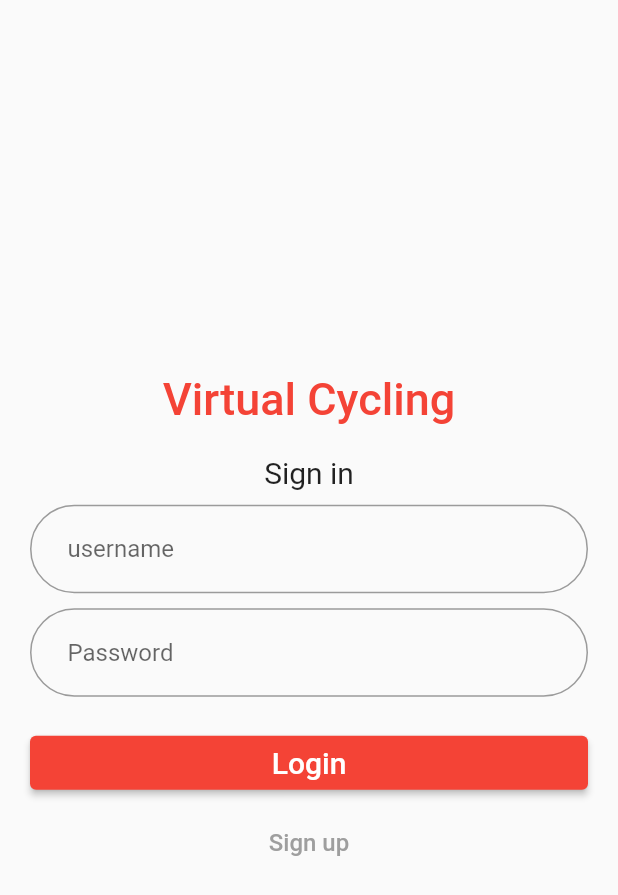
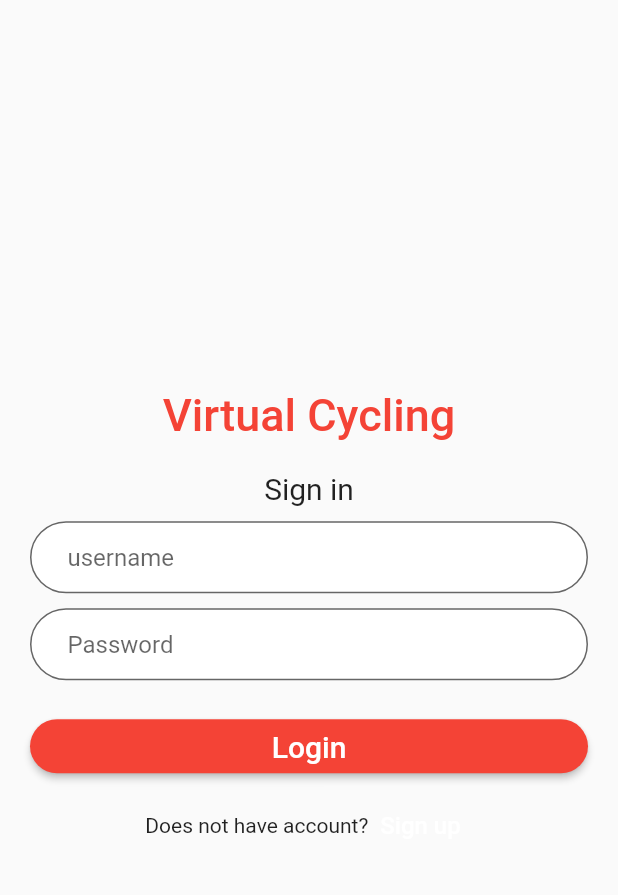
Before and after one commit to jordhi404/Virtual-Cycling, a Flutter app: the screen it shows after launch, on a phone screen of 412 x 824 dp. Shown: the top 895 px of the screen. Run offline on Flutter 3.47's test engine with Material 2 defaults, Android fonts, the phone set to English and light mode, and no system bars.

Commit message:
Update login_page.dart

```diff
--- a/lib/login_page.dart
+++ b/lib/login_page.dart
@@ -1,6 +1,7 @@
 import 'package:flutter/material.dart';
-import 'package:virtual_cycling_app/homepage.dart';
-import 'package:virtual_cycling_app/sign_up_page.dart';
+import 'package:virtual_cycling_app/pages/homepage.dart';
+import 'package:virtual_cycling_app/pages/sign_up_page.dart';
+import 'package:virtual_cycling_app/utils/animations.dart';
 
 class Login extends StatefulWidget{
   @override
@@ -40,8 +41,10 @@ class _LoginPageState extends State<Login>{
       child: TextField(
         controller: nameController,
         decoration: InputDecoration(
+          filled: true,
+          fillColor: Colors.white,
           hintText: 'username',
-          contentPadding: EdgeInsets.symmetric(horizontal: 25, vertical: 20),
+          contentPadding: EdgeInsets.symmetric(horizontal: 25, vertical: 5),
           border: OutlineInputBorder(borderRadius: BorderRadius.circular(50.0))
         ),
       ),
@@ -53,8 +56,10 @@ class _LoginPageState extends State<Login>{
         controller: passwordController,
         obscureText: true,
         decoration: InputDecoration(
+          filled: true,
+          fillColor: Colors.white,
           hintText: 'Password',
-          contentPadding: EdgeInsets.symmetric(horizontal: 25, vertical: 20),
+          contentPadding: EdgeInsets.symmetric(horizontal: 25, vertical: 5),
           border: OutlineInputBorder(
             borderRadius: BorderRadius.circular(50.0)
           )
@@ -66,18 +71,29 @@ class _LoginPageState extends State<Login>{
       child: ButtonTheme(
         height: 56,
         child: ElevatedButton(
+          style: ButtonStyle(
+            shape: MaterialStateProperty.all<RoundedRectangleBorder>(RoundedRectangleBorder(
+              borderRadius: BorderRadius.circular(18.0)
+            ))
+          ),
           child: Text('Login', style: TextStyle(color: Colors.white, fontSize: 20)),
           onPressed: () => {
-            Navigator.pushReplacement(context, MaterialPageRoute(builder: ((context) => Homepage())))
+            Navigator.pushReplacement(context, MaterialPageRoute(builder: ((context) => Animations())))
           },
         ),
       ),
     );
-    final buttonForgotPassword = TextButton(
-      child: Text('Sign up', style: TextStyle(color: Colors.grey, fontSize: 16),),
-      onPressed: (){
-        Navigator.pushReplacement(context, MaterialPageRoute(builder: ((context) => SignUp())));
-      },
+    final buttonForgotPassword = Row(
+      mainAxisAlignment: MainAxisAlignment.center,
+      children: <Widget>[
+        const Text('Does not have account?'),
+        TextButton(
+          child: Text('Sign up', style: TextStyle(color: Colors.white, fontSize: 16),),
+          onPressed: (){
+            Navigator.pushReplacement(context, MaterialPageRoute(builder: ((context) => SignUp())));
+          },
+        ),
+      ],
     );
     return SafeArea(
       child: Scaffold(
```
